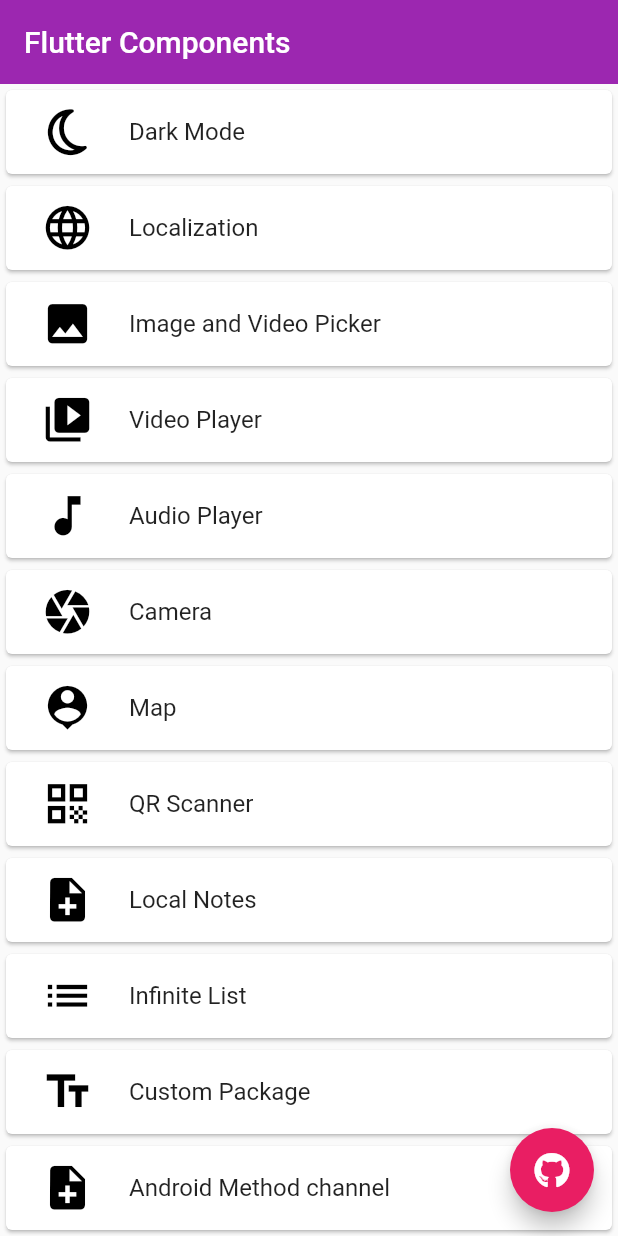
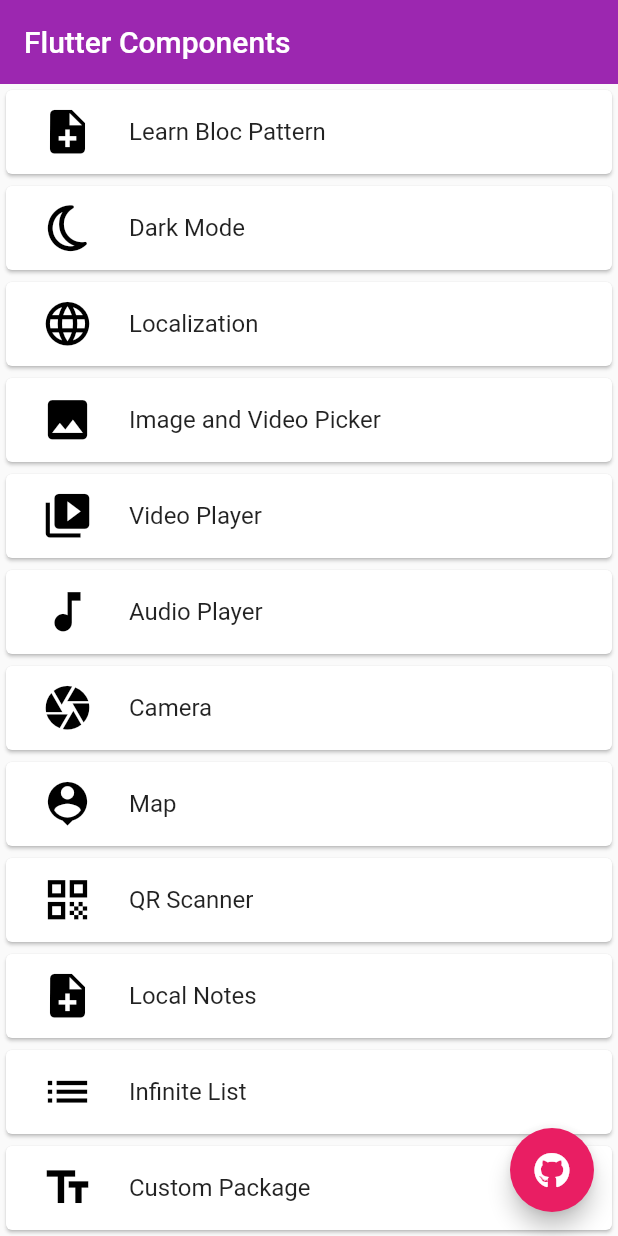
Before and after one commit to gautamswostik/some-flutter-lessons, a Flutter app: the screen it shows after launch, on a phone screen of 412 x 824 dp. Run offline on Flutter 3.47's test engine with Material 2 defaults, Android fonts, the phone set to English and light mode, and no system bars; our stand-ins replace audioplayers, bloc, camera, dartz, dio, equatable and 12 more; missing offline and left inert: qr_code_scanner; accounts and stored records are empty; statements that could not run were skipped.

Commit message:
added bloc pattern

```diff
--- a/assets/languages/en.json
+++ b/assets/languages/en.json
@@ -42,6 +42,8 @@
   "Android Method Channel": "Android Method channel",
   "Infinite List": "Infinite List",
   "Custom Package": "Custom Package",
+  "Number": "Number",
+  "Learn Bloc Pattern": "Learn Bloc Pattern",
   "1": "1",
   "2": "2",
   "3": "3",
--- a/assets/languages/es.json
+++ b/assets/languages/es.json
@@ -42,6 +42,8 @@
   "Android Method Channel": "Canal del método Android",
   "Infinite List": "Lista infinita",
   "Custom Package": "Paquete personalizado",
+  "Number": "Número",
+  "Learn Bloc Pattern": "Aprender patrón de bloque",
   "1": "uno",
   "2": "dos",
   "3": "tres",
--- a/assets/languages/ko.json
+++ b/assets/languages/ko.json
@@ -42,6 +42,8 @@
   "Android Method Channel": "Android 메소드 채널",
   "Infinite List": "무한 목록",
   "Custom Package": "맞춤형 패키지",
+  "Number": "숫자",
+  "Learn Bloc Pattern": "블록 패턴 배우기",
   "1": "일",
   "2": "이",
   "3": "삼",
--- a/assets/languages/ne.json
+++ b/assets/languages/ne.json
@@ -42,6 +42,8 @@
   "Android Method Channel": "एन्ड्रोइड विधि च्यानल",
   "Infinite List": "अनन्त सूची",
   "Custom Package": "अनुकूलन प्याकेज",
+  "Number": "नम्बर",
+  "Learn Bloc Pattern": "ब्लक ढाँचा जान्नुहोस्",
   "1": "एक",
   "2": "दुई",
   "3": "तीन",
--- a/lib/app/app.dart
+++ b/lib/app/app.dart
@@ -6,6 +6,7 @@ import 'package:fluuter_boilerplate/app/app_localization.dart';
 import 'package:fluuter_boilerplate/app_setup/languages/languages.dart';
 import 'package:fluuter_boilerplate/application/app_theme/theme_cubit.dart';
 import 'package:fluuter_boilerplate/application/asset_audio/assetaudio_bloc.dart';
+import 'package:fluuter_boilerplate/application/bloc_pattern/learn_bloc_bloc.dart';
 import 'package:fluuter_boilerplate/application/device_audio/deviceaudio_bloc.dart';
 import 'package:fluuter_boilerplate/application/infinite_list/infinite_list_bloc.dart';
 import 'package:fluuter_boilerplate/application/languages/language_cubit.dart';
@@ -34,6 +35,9 @@ class MyApp extends StatelessWidget {
 
     return MultiBlocProvider(
       providers: [
+        BlocProvider<LearnBlocBloc>(
+          create: (context) => LearnBlocBloc(),
+        ),
         BlocProvider<ThemeCubit>(
           create: (context) =>
               ThemeCubit(addThemeRepository: addThemeRepository)..getTheme(),
--- /dev/null
+++ b/lib/application/bloc_pattern/learn_bloc_event.dart
@@ -0,0 +1,40 @@
+part of 'learn_bloc_bloc.dart';
+
+abstract class LearnBlocEvent extends Equatable {
+  const LearnBlocEvent();
+
+  @override
+  List<Object> get props => [];
+}
+
+class TriggerAddEvent extends LearnBlocEvent {
+  final num number1, number2;
+  const TriggerAddEvent({required this.number1, required this.number2});
+
+  @override
+  List<Object> get props => [number1, number2];
+}
+
+class TriggerSubEvent extends LearnBlocEvent {
+  final num number1, number2;
+  const TriggerSubEvent({required this.number1, required this.number2});
+
+  @override
+  List<Object> get props => [number1, number2];
+}
+
+class TriggerMulEvent extends LearnBlocEvent {
+  final num number1, number2;
+  const TriggerMulEvent({required this.number1, required this.number2});
+
+  @override
+  List<Object> get props => [number1, number2];
+}
+
+class TriggerDivEvent extends LearnBlocEvent {
+  final num number1, number2;
+  const TriggerDivEvent({required this.number1, required this.number2});
+
+  @override
+  List<Object> get props => [number1, number2];
+}
--- /dev/null
+++ b/lib/application/bloc_pattern/learn_bloc_state.dart
@@ -0,0 +1,28 @@
+part of 'learn_bloc_bloc.dart';
+
+abstract class LearnBlocState extends Equatable {
+  const LearnBlocState();
+
+  @override
+  List<Object> get props => [];
+}
+
+class LearnBlocInitial extends LearnBlocState {}
+
+class BlocLoading extends LearnBlocState {}
+
+class BlocSuccess extends LearnBlocState {
+  final num result;
+  const BlocSuccess({required this.result});
+
+  @override
+  List<Object> get props => [result];
+}
+
+class BlocError extends LearnBlocState {
+  final String error;
+  const BlocError({required this.error});
+
+  @override
+  List<Object> get props => [error];
+}
--- a/lib/screens/home_screen.dart
+++ b/lib/screens/home_screen.dart
@@ -4,6 +4,7 @@ import 'package:fluuter_boilerplate/screens/audio_player/audio_player_screen.dar
 import 'package:fluuter_boilerplate/screens/camera/camera_screen.dart';
 import 'package:fluuter_boilerplate/screens/image_picker/image_picker_screen.dart';
 import 'package:fluuter_boilerplate/screens/infinite_list/infinite_list_screen.dart';
+import 'package:fluuter_boilerplate/screens/learn_bloc/bloc_learn_screen.dart';
 import 'package:fluuter_boilerplate/screens/local_notes/local_notes_screen.dart';
 import 'package:fluuter_boilerplate/screens/localization/app_language_screen.dart';
 import 'package:fluuter_boilerplate/screens/map/map_screen.dart';
@@ -41,6 +42,30 @@ class _HomeScreenState extends State<HomeScreen> {
       body: SingleChildScrollView(
         child: Column(
           children: [
+            Card(
+              child: ListTile(
+                leading: Container(
+                  width: 50,
+                  height: 50,
+                  decoration: const BoxDecoration(
+                    color: Colors.white,
+                  ),
+                  child: const Icon(
+                    Icons.note_add,
+                    size: 35,
+                    color: Colors.black,
+                  ),
+                ),
+                title: Text(AppTexts.learnBlocPatten.translateTo(context)),
+                onTap: () {
+                  Navigator.of(context).push(
+                    MaterialPageRoute(
+                      builder: (context) => const LearnBlocScreen(),
+                    ),
+                  );
+                },
+              ),
+            ),
             Card(
               child: ListTile(
                 leading: Container(
--- a/lib/utils/app_texts/app_texts.dart
+++ b/lib/utils/app_texts/app_texts.dart
@@ -12,6 +12,7 @@ class AppTexts {
   static const String qr = 'QR Scanner';
   static const String localNotes = 'Local Notes';
   static const String androidMethodChannel = 'Android Method Channel';
+  static const String learnBlocPatten = 'Learn Bloc Pattern';
   static const String customPackage = 'Custom Package';
   static const String infiniteList = 'Infinite List';
   static const String darkModeAppTitle = 'Change Theme';
@@ -45,8 +46,10 @@ class AppTexts {
   static const String noNotes = 'No Notes Available';
   static const String addNote = 'Add Note';
   static const String title = 'Title';
+  static const String number = 'Number';
   static const String description = 'Description';
   static const String titleRequired = 'Title is required';
+  static const String numberRequired = 'Number is required';
   static const String descriptionRequired = 'Description is required';
   static const String fillAllFields = 'Fill all fields';
 }
```
Also changed, not shown: lib/application/bloc_pattern/learn_bloc_bloc.dart (added, +38 -0 lines), lib/screens/learn_bloc/bloc_learn_screen.dart (added, +142 -0 lines).
